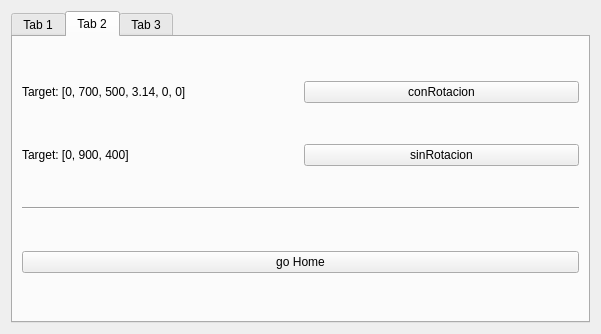
Before: the Qt Designer form components/mueveBrazo/src/mainUI.ui in robocomp/robocomp-ursus-rockin, drawn with Qt 5.
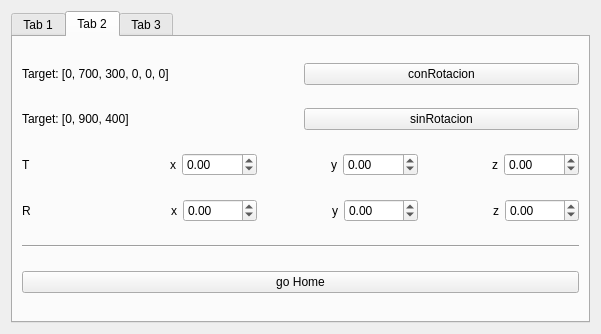
After: the same form once the commit is applied.

The edit to the form file:
```diff
--- a/components/mueveBrazo/src/mainUI.ui
+++ b/components/mueveBrazo/src/mainUI.ui
@@ -162,9 +162,9 @@
        <item>
         <layout class="QHBoxLayout" name="horizontalLayout_4">
          <item>
-          <widget class="QLabel" name="label_4">
+          <widget class="QLabel" name="rotacion">
            <property name="text">
-            <string>Target: [0, 700, 500, 3.14, 0, 0]</string>
+            <string>Target: [0, 700, 300, 0, 0, 0]</string>
            </property>
           </widget>
          </item>
@@ -195,6 +195,169 @@
          </item>
         </layout>
        </item>
+       <item>
+        <layout class="QHBoxLayout" name="horizontalLayout_6">
+         <item>
+          <widget class="QLabel" name="label_11">
+           <property name="text">
+            <string>T</string>
+           </property>
+          </widget>
+         </item>
+         <item>
+          <widget class="QLabel" name="label_6">
+           <property name="text">
+            <string>x</string>
+           </property>
+           <property name="alignment">
+            <set>Qt::AlignRight|Qt::AlignTrailing|Qt::AlignVCenter</set>
+           </property>
+          </widget>
+         </item>
+         <item>
+          <widget class="QDoubleSpinBox" name="txsb">
+           <property name="minimum">
+            <double>-3000.000000000000000</double>
+           </property>
+           <property name="maximum">
+            <double>3000.000000000000000</double>
+           </property>
+           <property name="singleStep">
+            <double>10.000000000000000</double>
+           </property>
+          </widget>
+         </item>
+         <item>
+          <widget class="QLabel" name="label_4">
+           <property name="text">
+            <string>y</string>
+           </property>
+           <property name="alignment">
+            <set>Qt::AlignRight|Qt::AlignTrailing|Qt::AlignVCenter</set>
+           </property>
+          </widget>
+         </item>
+         <item>
+          <widget class="QDoubleSpinBox" name="tysb">
+           <property name="minimum">
+            <double>-3000.000000000000000</double>
+           </property>
+           <property name="maximum">
+            <double>3000.000000000000000</double>
+           </property>
+           <property name="singleStep">
+            <double>10.000000000000000</double>
+           </property>
+          </widget>
+         </item>
+         <item>
+          <widget class="QLabel" name="label_7">
+           <property name="text">
+            <string>z</string>
+           </property>
+           <property name="alignment">
+            <set>Qt::AlignRight|Qt::AlignTrailing|Qt::AlignVCenter</set>
+           </property>
+          </widget>
+         </item>
+         <item>
+          <widget class="QDoubleSpinBox" name="tzsb">
+           <property name="minimum">
+            <double>-3000.000000000000000</double>
+           </property>
+           <property name="maximum">
+            <double>3000.000000000000000</double>
+           </property>
+           <property name="singleStep">
+            <double>10.000000000000000</double>
+           </property>
+          </widget>
+         </item>
+        </layout>
+       </item>
+       <item>
+        <layout class="QHBoxLayout" name="horizontalLayout_7">
+         <item>
+          <widget class="QLabel" name="label_12">
+           <property name="enabled">
+            <bool>true</bool>
+           </property>
+           <property name="text">
+            <string>R</string>
+           </property>
+          </widget>
+         </item>
+         <item>
+          <widget class="QLabel" name="label_10">
+           <property name="text">
+            <string>x</string>
+           </property>
+           <property name="alignment">
+            <set>Qt::AlignRight|Qt::AlignTrailing|Qt::AlignVCenter</set>
+           </property>
+          </widget>
+         </item>
+         <item>
+          <widget class="QDoubleSpinBox" name="rxsb">
+           <property name="minimum">
+            <double>-6.000000000000000</double>
+           </property>
+           <property name="maximum">
+            <double>6.000000000000000</double>
+           </property>
+           <property name="singleStep">
+            <double>0.050000000000000</double>
+           </property>
+          </widget>
+         </item>
+         <item>
+          <widget class="QLabel" name="label_9">
+           <property name="text">
+            <string>y</string>
+           </property>
+           <property name="alignment">
+            <set>Qt::AlignRight|Qt::AlignTrailing|Qt::AlignVCenter</set>
+           </property>
+          </widget>
+         </item>
+         <item>
+          <widget class="QDoubleSpinBox" name="rysb">
+           <property name="minimum">
+            <double>-6.000000000000000</double>
+           </property>
+           <property name="maximum">
+            <double>6.000000000000000</double>
+           </property>
+           <property name="singleStep">
+            <double>0.050000000000000</double>
+           </property>
+          </widget>
+         </item>
+         <item>
+          <widget class="QLabel" name="label_8">
+           <property name="text">
+            <string>z</string>
+           </property>
+           <property name="alignment">
+            <set>Qt::AlignRight|Qt::AlignTrailing|Qt::AlignVCenter</set>
+           </property>
+          </widget>
+         </item>
+         <item>
+          <widget class="QDoubleSpinBox" name="rzsb">
+           <property name="minimum">
+            <double>-6.000000000000000</double>
+           </property>
+           <property name="maximum">
+            <double>6.000000000000000</double>
+           </property>
+           <property name="singleStep">
+            <double>0.050000000000000</double>
+           </property>
+          </widget>
+         </item>
+        </layout>
+       </item>
        <item>
         <widget class="Line" name="line_4">
          <property name="orientation">
```
